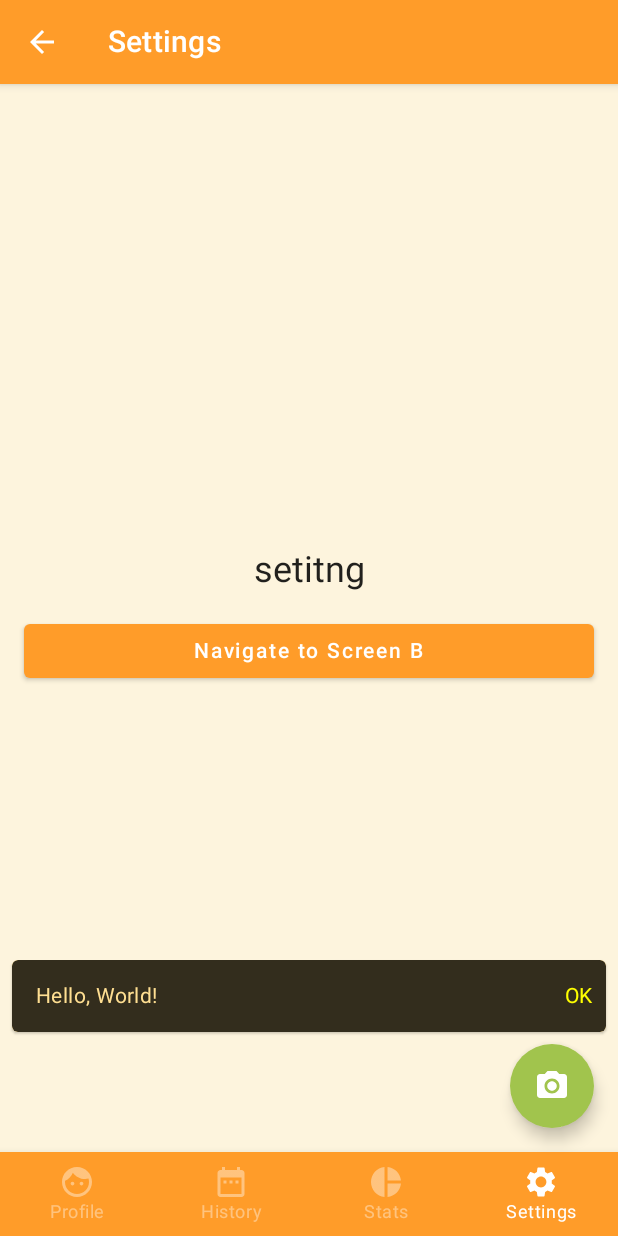
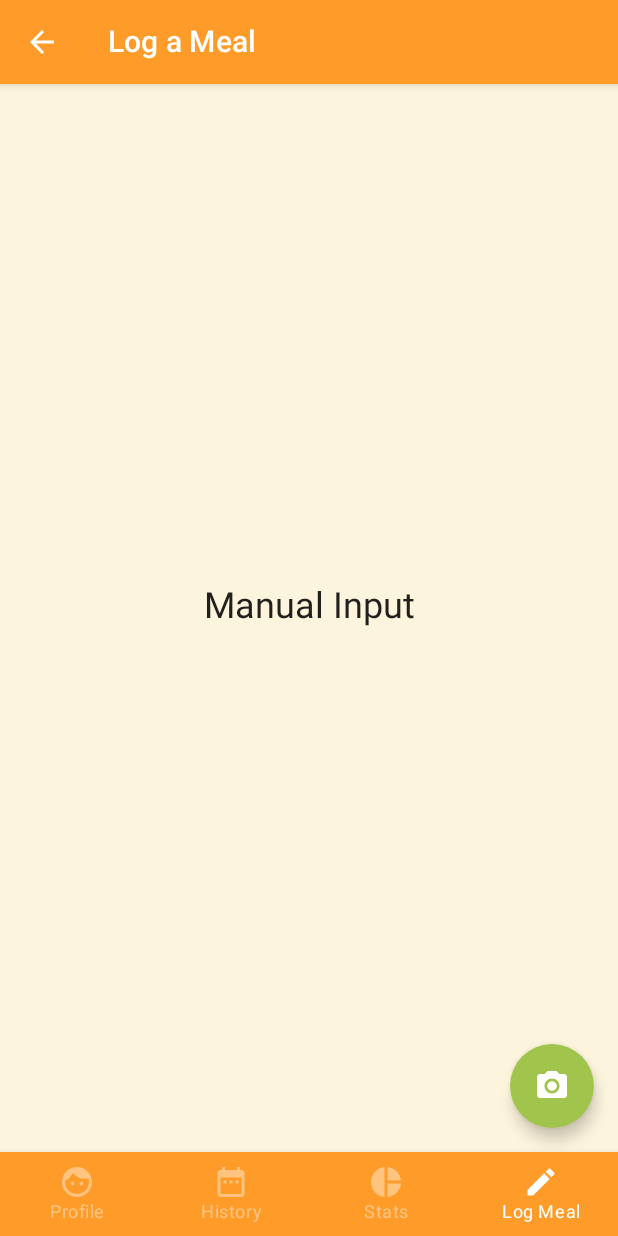
Before and after one commit to CS461-G1-G6/mealportiontracker, an Android app built with Jetpack Compose: the screen it shows after launch (HomeNavigationActivity), item 4 of the bottom bar chosen, on a phone screen of 412 x 824 dp. Run offline under Robolectric (Android 15) with nearby library versions, the phone set to English and light mode, and no system bars.

Commit message:
clean up

```diff
--- a/app/src/main/java/com/cs461/g6/mealportiontracker/home/AppScreen.kt
+++ b/app/src/main/java/com/cs461/g6/mealportiontracker/home/AppScreen.kt
@@ -10,7 +10,7 @@ enum class AppScreen(val title: String) {
     ScreenProfile(title = "Profile"),
     ScreenHistory(title = "Your Meal History"),
     ScreenStats(title = "Your Progress"),
-    ScreenSettings(title = "Settings"),
+    ScreenManual(title = "Log a Meal"),
 
     ScreenDash(title = ""),
     ScreenLog(title = ""),
--- a/app/src/main/java/com/cs461/g6/mealportiontracker/home/HomeNavigationActivity.kt
+++ b/app/src/main/java/com/cs461/g6/mealportiontracker/home/HomeNavigationActivity.kt
@@ -141,7 +141,7 @@ fun MyBottomNavBar(
     scaffoldState: ScaffoldState,
     navController: NavHostController
 ) {
-    val listItems = listOf("Profile", "History", "Stats", "Settings")
+    val listItems = listOf("Profile", "History", "Stats", "Log Meal")
     var selectedIndex by remember { mutableIntStateOf(0) }
 
     BottomNavigation {
@@ -166,8 +166,8 @@ fun MyBottomNavBar(
                         )
 
 
-                        "Settings" -> Icon(
-                            imageVector = Icons.Filled.Settings,
+                        "Log Meal" -> Icon(
+                            imageVector = Icons.Filled.Edit,
                             contentDescription = null
                         )
                     }
@@ -182,23 +182,23 @@ fun MyBottomNavBar(
                         0 -> navController.navigate(AppScreen.ScreenProfile.name)
                         1 -> navController.navigate(AppScreen.ScreenHistory.name)
                         2 -> navController.navigate(AppScreen.ScreenStats.name)
-                        3 -> navController.navigate(AppScreen.ScreenSettings.name)
+                        3 -> navController.navigate(AppScreen.ScreenManual.name)
                     }
-                    scope.launch {
-                        val result = scaffoldState.snackbarHostState.showSnackbar(
-                            message = "Clicked$index, $label",
-                            actionLabel = "OK"
-                        )
-                        when (result) {
-                            SnackbarResult.ActionPerformed -> {
-                                //Do Something
-                            }
-
-                            SnackbarResult.Dismissed -> {
-                                //Do Something
-                            }
-                        }
-                    }
+//                    scope.launch {
+//                        val result = scaffoldState.snackbarHostState.showSnackbar(
+//                            message = "Clicked$index, $label",
+//                            actionLabel = "OK"
+//                        )
+//                        when (result) {
+//                            SnackbarResult.ActionPerformed -> {
+//                                //Do Something
+//                            }
+//
+//                            SnackbarResult.Dismissed -> {
+//                                //Do Something
+//                            }
+//                        }
+//                    }
                 },
                 alwaysShowLabel = true
             )
@@ -253,8 +253,8 @@ private fun AppNavHost(
             ScreenStats()
         }
 
-        composable(route = AppScreen.ScreenSettings.name) {
-            ScreenSettings()
+        composable(route = AppScreen.ScreenManual.name) {
+            ScreenManual()
         }
     }
 }
--- a/app/src/main/java/com/cs461/g6/mealportiontracker/home/Settings.kt
+++ b/app/src/main/java/com/cs461/g6/mealportiontracker/home/Manual.kt
@@ -9,13 +9,13 @@ import androidx.compose.ui.Alignment
 import androidx.compose.ui.Modifier
 import androidx.compose.ui.unit.dp
 
-class Settings {
+class Manual {
 }
 
 @Composable
-fun ScreenSettings(
+fun ScreenManual(
 ) {
-    var buttonTxt = "setitng"
+    val pageName = "Manual Input"
     Column(
         verticalArrangement = Arrangement.Center,
         horizontalAlignment = Alignment.CenterHorizontally,
@@ -24,20 +24,11 @@ fun ScreenSettings(
             .padding(16.dp)
     ) {
         Text(
-            text = buttonTxt,
+            text = pageName,
             style = MaterialTheme.typography.h5
         )
 
         Spacer(modifier = Modifier.height(16.dp))
 
-        Button(
-            onClick = {
-                buttonTxt = "heloo"
-            }
-            ,
-            modifier = Modifier.fillMaxWidth(),
-        ) {
-            Text(text = "Navigate to Screen B")
-        }
     }
 }
--- a/app/src/main/java/com/cs461/g6/mealportiontracker/home/Profile.kt
+++ b/app/src/main/java/com/cs461/g6/mealportiontracker/home/Profile.kt
@@ -16,12 +16,8 @@ import androidx.compose.ui.Alignment
 import androidx.compose.ui.Modifier
 import androidx.compose.ui.draw.clip
 import androidx.compose.ui.graphics.Color
-import androidx.compose.ui.graphics.RectangleShape
 import androidx.compose.ui.res.painterResource
 import androidx.compose.ui.text.TextStyle
-import androidx.compose.ui.text.font.Font
-import androidx.compose.ui.text.font.FontFamily
-import androidx.compose.ui.text.font.FontWeight
 import androidx.compose.ui.text.style.TextOverflow
 import androidx.compose.ui.unit.dp
 import androidx.compose.ui.unit.sp
```
Also changed, not shown: app/src/main/java/com/cs461/g6/mealportiontracker/home/MealHistory.kt (+2 -12 lines), app/src/main/java/com/cs461/g6/mealportiontracker/home/Statistics.kt (+1 -10 lines), app/src/main/java/com/cs461/g6/mealportiontracker/theme/DarkModeActivity.kt (deleted, +0 -447 lines).
